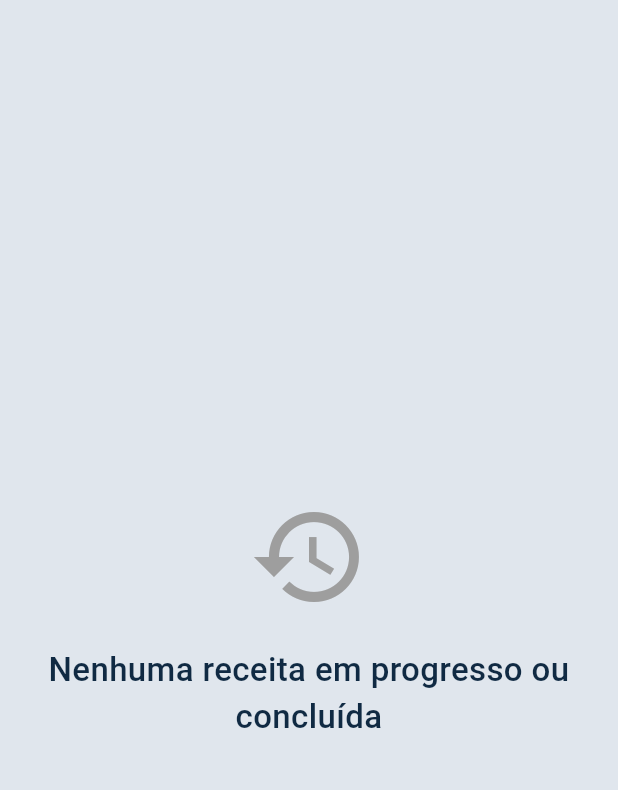
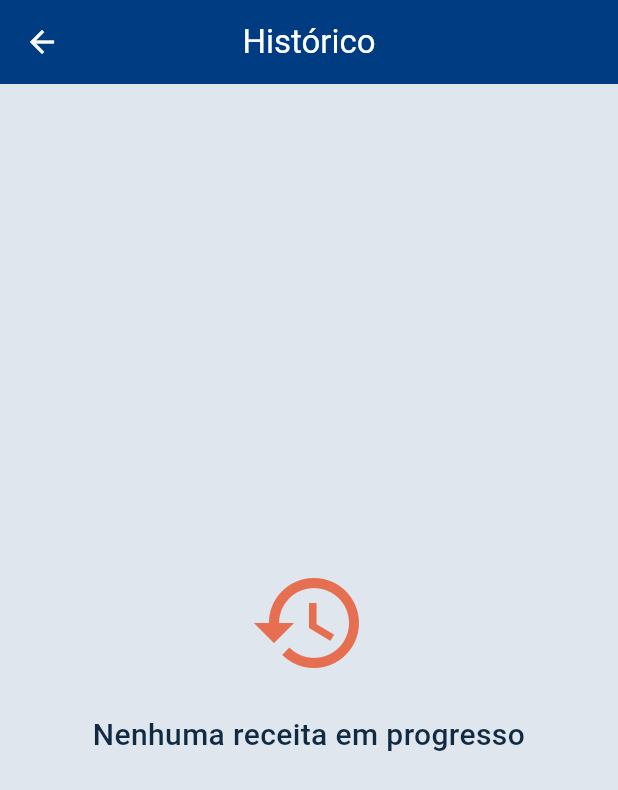
Before and after one commit to ana112358/NoveloApp, a Flutter app: the HistoryPage screen opened directly, on a phone screen of 412 x 824 dp. Shown: the top 790 px of the screen. Run offline on Flutter 3.47's test engine with Material 3 defaults, Android fonts, the phone set to English and light mode, and no system bars; our stand-ins replace sqflite; accounts and stored records are empty.

Commit message:
Estilização das cores do histórico

```diff
--- a/lib/pages/history_page.dart
+++ b/lib/pages/history_page.dart
@@ -26,22 +26,31 @@ class _HistoryPageState extends State<HistoryPage> {
   Widget build(BuildContext context) {
     final receitaState = context.watch<ReceitaState>();
     final theme = Theme.of(context);
+    final colorScheme = Theme.of(context).colorScheme;
 
     // Filtra receitas com progresso (começa 0 de 0 não mostra)
-    final receitasComProgresso = receitaState.receitas
-        .where((r) => r.dataInicio != null)
-        .toList();
+    final receitasComProgresso =
+        receitaState.receitas.where((r) => r.dataInicio != null).toList();
 
+    Widget bodyContent;
+
+    // ---------------------------------------------------------
+    // CENÁRIO 1: Lista Vazia
+    // ---------------------------------------------------------
     if (receitasComProgresso.isEmpty) {
-      return Center(
+      bodyContent = Center(
         child: Column(
           mainAxisAlignment: MainAxisAlignment.center,
           children: [
-            const Icon(Icons.history, size: 80, color: Colors.grey),
+            Icon(
+              Icons.history,
+              size: 80,
+              color: colorScheme.error,
+            ),
             const SizedBox(height: 20),
             const Text(
-              'Nenhuma receita em progresso ou concluída',
-              style: TextStyle(fontSize: 22, fontWeight: FontWeight.w500),
+              'Nenhuma receita em progresso',
+              style: TextStyle(fontSize: 20, fontWeight: FontWeight.w500),
               textAlign: TextAlign.center,
             ),
           ],
@@ -49,7 +58,11 @@ class _HistoryPageState extends State<HistoryPage> {
       );
     }
 
-    return Column(
+    // ---------------------------------------------------------
+    // CENÁRIO 2: Lista com Histórico
+    // ---------------------------------------------------------
+    else {
+      bodyContent = Column(
         crossAxisAlignment: CrossAxisAlignment.start,
         children: [
           Padding(
@@ -76,8 +89,8 @@ class _HistoryPageState extends State<HistoryPage> {
 
                     // Carrega a receita no contador
                     final passos = receita.passos
-                      .map((p) =>
-                          StepData(descricao: p.descricao, repeticoes: p.repeticoes))
+                        .map((p) => StepData(
+                            descricao: p.descricao, repeticoes: p.repeticoes))
                         .toList();
 
                     context.read<CounterAppState>().carregarReceita(
@@ -86,8 +99,10 @@ class _HistoryPageState extends State<HistoryPage> {
                         );
 
                     // Restaura o progresso exato (passo atual e repetições feitas)
-                  context.read<CounterAppState>().currentStepIndex = receita.passoAtual;
-                  context.read<CounterAppState>().repeticoesFeitasNoPasso = receita.repeticoesFeitasNoPasso;
+                    context.read<CounterAppState>().currentStepIndex =
+                        receita.passoAtual;
+                    context.read<CounterAppState>().repeticoesFeitasNoPasso =
+                        receita.repeticoesFeitasNoPasso;
 
                     Navigator.pushNamed(context, "/");
                   },
@@ -110,19 +125,19 @@ class _HistoryPageState extends State<HistoryPage> {
                               ),
                               if (receita.concluida)
                                 Container(
-                              padding: const EdgeInsets.symmetric(
+                                  padding: EdgeInsets.symmetric(
                                     horizontal: 8,
                                     vertical: 4,
                                   ),
                                   decoration: BoxDecoration(
-                                color: Colors.green.shade100,
+                                    color: colorScheme.tertiary,
                                     borderRadius: BorderRadius.circular(4),
                                   ),
-                              child: const Text(
+                                  child: Text(
                                     "✓ Concluída",
                                     style: TextStyle(
                                       fontSize: 12,
-                                  color: Colors.green,
+                                      color: colorScheme.tertiary,
                                       fontWeight: FontWeight.bold,
                                     ),
                                   ),
@@ -144,7 +159,8 @@ class _HistoryPageState extends State<HistoryPage> {
                               const SizedBox(width: 8),
                               Text(
                                 "${(porcentagem * 100).toStringAsFixed(0)}%",
-                            style: const TextStyle(fontWeight: FontWeight.bold),
+                                style: const TextStyle(
+                                    fontWeight: FontWeight.bold),
                               ),
                             ],
                           ),
@@ -185,10 +201,15 @@ class _HistoryPageState extends State<HistoryPage> {
                     context: context,
                     builder: (ctx) => AlertDialog(
                       title: const Text('Limpar histórico?'),
-                    content: const Text('Deseja resetar o progresso de todas as receitas? As receitas salvas serão mantidas.'),
+                      content: const Text(
+                          'Deseja resetar o progresso de todas as receitas? As receitas salvas serão mantidas.'),
                       actions: [
-                      TextButton(onPressed: () => Navigator.pop(ctx, false), child: const Text('Cancelar')),
-                      TextButton(onPressed: () => Navigator.pop(ctx, true), child: const Text('Limpar')),
+                        TextButton(
+                            onPressed: () => Navigator.pop(ctx, false),
+                            child: const Text('Cancelar')),
+                        TextButton(
+                            onPressed: () => Navigator.pop(ctx, true),
+                            child: const Text('Limpar')),
                       ],
                     ),
                   );
@@ -212,6 +233,15 @@ class _HistoryPageState extends State<HistoryPage> {
       );
     }
 
+    return Scaffold(
+      appBar: AppBar(
+        title: const Text("Histórico"),
+        centerTitle: true,
+      ),
+      body: bodyContent,
+    );
+  }
+
   String _formatarData(DateTime data) {
     return DateFormat('dd/MM/yyyy HH:mm').format(data);
   }
```
Lines whose indentation alone changed are shown as unchanged.
